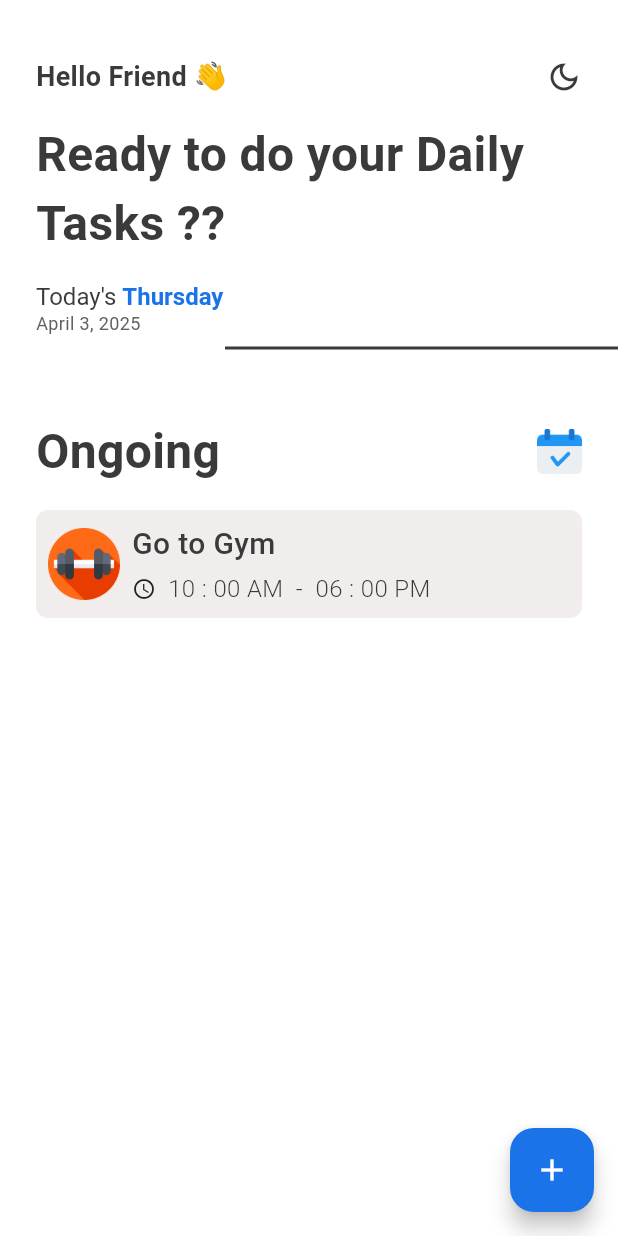
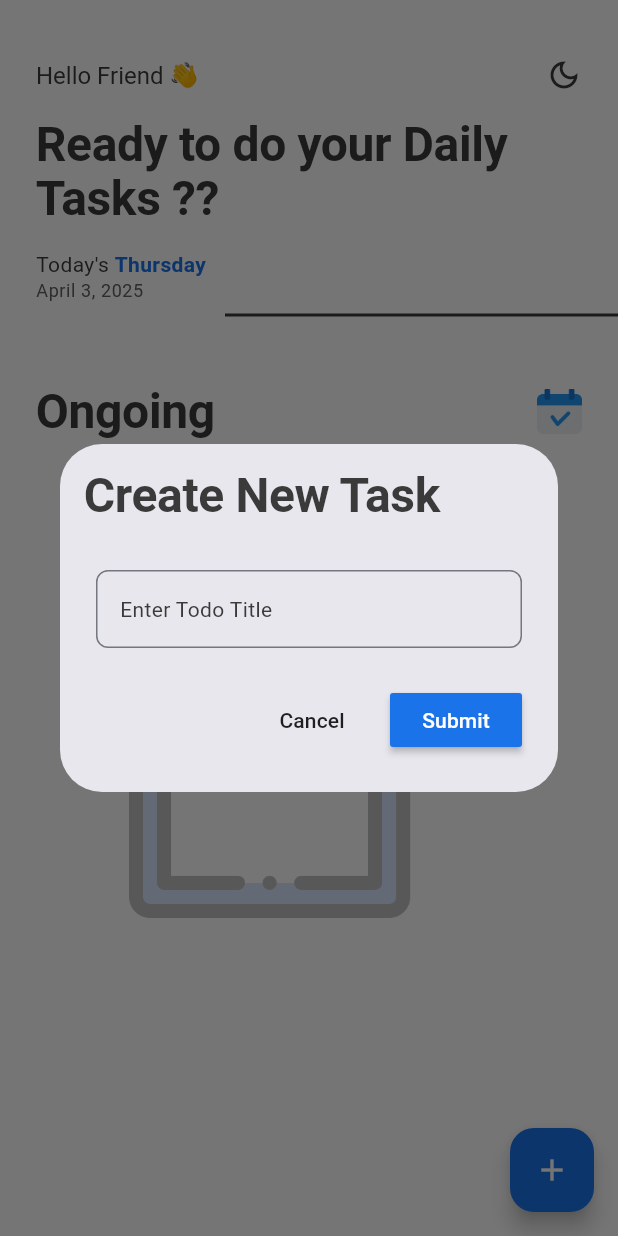
Before and after one commit to yagnesh-pujara/todo_app, a Flutter app: the screen it shows after launch, after a tap on the "add" icon, on a phone screen of 412 x 824 dp. Run offline on Flutter 3.47's test engine with Material 3 defaults, Android fonts, the phone set to English and light mode, and no system bars; our stand-ins replace google_fonts, hive, hive_flutter; accounts and stored records are empty.

Commit message:
Changed Dependencies, Added Hive(Local Database), Provider(State Manage)

```diff
--- /dev/null
+++ b/devtools_options.yaml
@@ -0,0 +1,3 @@
+description: This file stores settings for Dart & Flutter DevTools.
+documentation: https://docs.flutter.dev/tools/devtools/extensions#configure-extension-enablement-states
+extensions:
--- /dev/null
+++ b/lib/database/hive_service.dart
@@ -0,0 +1,55 @@
+import 'package:hive_flutter/hive_flutter.dart';
+import 'package:path_provider/path_provider.dart';
+import 'package:todo_app/models/todo_model.dart';
+
+class HiveService {
+  static final HiveService _instance = HiveService._internal();
+  factory HiveService() => _instance;
+  HiveService._internal();
+
+  late Box<TodoModel> _box;
+
+  //  Initialize Hive
+  Future<void> init() async {
+    final appDocumentDir = await getApplicationDocumentsDirectory();
+    Hive.init(appDocumentDir.path);
+    Hive.registerAdapter(TodoModelAdapter());
+
+    _box = await Hive.openBox<TodoModel>('myDbBox');
+  }
+
+  //  Check if Key Exists
+  bool containsKey(String key) {
+    return _box.containsKey(key);
+  }
+
+  //  Clear All Data
+  Future<void> clearData() async {
+    await _box.clear();
+  }
+
+  //  Close Hive
+  Future<void> close() async {
+    await _box.close();
+  }
+
+  //  Add Data
+  Future<void> addTodo(TodoModel todo) async {
+    await _box.add(todo);
+  }
+
+  //  Update Data
+  Future<void> updateTodo(int index, TodoModel updatedTodo) async {
+    await _box.putAt(index, updatedTodo);
+  }
+
+  //  Delete Data
+  Future<void> deleteTodo(int index) async {
+    await _box.deleteAt(index);
+  }
+
+  //  Select Data
+  List<TodoModel> getAll() {
+    return _box.values.toList();
+  }
+}
--- a/lib/main.dart
+++ b/lib/main.dart
@@ -1,9 +1,19 @@
 import 'package:flutter/material.dart';
+import 'package:provider/provider.dart';
+import 'package:todo_app/database/hive_service.dart';
+import 'package:todo_app/provider/todo_provider.dart';
 import 'package:todo_app/screens/home/home_screen.dart';
-import 'package:todo_app/utils/colors.dart';
+import 'package:todo_app/utils/utils.dart';
 
-void main() {
-  runApp(const MyApp());
+void main() async {
+  WidgetsFlutterBinding.ensureInitialized();
+  await HiveService().init();
+  runApp(
+    ChangeNotifierProvider(
+      create: (context) => TodoProvider(),
+      child: const MyApp(),
+    ),
+  );
 }
 
 class MyApp extends StatelessWidget {
@@ -13,9 +23,7 @@ class MyApp extends StatelessWidget {
   Widget build(BuildContext context) {
     return MaterialApp(
       title: 'Todo App',
-      theme: ThemeData(
-        colorScheme: ColorScheme.fromSeed(seedColor: AppColors.blueColor),
-      ),
+      theme: AppTheme.lightTextTheme,
       home: HomeScreen(),
       debugShowCheckedModeBanner: false,
     );
--- /dev/null
+++ b/lib/models/todo_model.dart
@@ -0,0 +1,22 @@
+import 'dart:convert';
+import 'package:hive/hive.dart';
+
+part 'todo_model.g.dart';
+
+@HiveType(typeId: 1)
+class TodoModel {
+  @HiveField(0)
+  String todoTitle;
+
+  TodoModel({required this.todoTitle});
+
+  factory TodoModel.fromRawJson(String str) =>
+      TodoModel.fromJson(json.decode(str));
+
+  String toRawJson() => json.encode(toJson());
+
+  factory TodoModel.fromJson(Map<String, dynamic> json) =>
+      TodoModel(todoTitle: json["todoTitle"]);
+
+  Map<String, dynamic> toJson() => {"todoTitle": todoTitle};
+}
--- /dev/null
+++ b/lib/provider/todo_provider.dart
@@ -0,0 +1,25 @@
+import 'package:flutter/material.dart';
+import 'package:todo_app/database/hive_service.dart';
+import 'package:todo_app/models/todo_model.dart';
+
+class TodoProvider extends ChangeNotifier {
+  void createTodoTask(String data) {
+    HiveService().addTodo(TodoModel(todoTitle: data));
+    notifyListeners();
+  }
+
+  void deleteTodoTask(int index) {
+    HiveService().deleteTodo(index);
+    notifyListeners();
+  }
+
+  void updateTodoTask(int index, String data) {
+    HiveService().updateTodo(index, TodoModel(todoTitle: data));
+  }
+
+  void deleteAllTodo() {}
+
+  List<TodoModel> getAllTodoTask() {
+    return HiveService().getAll();
+  }
+}
--- a/lib/screens/home/home_screen.dart
+++ b/lib/screens/home/home_screen.dart
@@ -1,7 +1,9 @@
 import 'package:flutter/material.dart';
 import 'package:intl/intl.dart';
-import 'package:todo_app/utils/assets.dart';
-import 'package:todo_app/utils/colors.dart';
+import 'package:provider/provider.dart';
+import 'package:todo_app/models/todo_model.dart';
+import 'package:todo_app/provider/todo_provider.dart';
+import 'package:todo_app/utils/utils.dart';
 import 'package:google_fonts/google_fonts.dart';
 
 class HomeScreen extends StatefulWidget {
@@ -14,19 +16,133 @@ class HomeScreen extends StatefulWidget {
 class _HomeScreenState extends State<HomeScreen> {
   final day = DateFormat('EEEE').format(DateTime.now());
   final date = DateFormat('MMMM d, y').format(DateTime.now());
-  final int itemCount = 1;
+  final int itemCount = 0;
+
+  final todoTitleController = TextEditingController();
 
   @override
   void initState() {
-    // TODO: implement initState
     super.initState();
+    readTodo();
+  }
+
+  void createTodo() {
+    showDialog(
+      context: context,
+      builder: (context) {
+        return AlertDialog(
+          titlePadding: EdgeInsets.all(16.0),
+          title: Text(
+            'Create New Task',
+            style: Theme.of(context).textTheme.displayLarge,
+          ),
+          content: SizedBox(
+            width: MediaQuery.sizeOf(context).width,
+            child: TextField(
+              controller: todoTitleController,
+              decoration: InputDecoration(
+                hintText: 'Enter Todo Title',
+                hintStyle: Theme.of(context).textTheme.bodyMedium,
+                border: OutlineInputBorder(
+                  borderSide: BorderSide(color: AppColors.bgColor),
+                  borderRadius: BorderRadius.circular(8.0),
+                ),
+              ),
+              style: Theme.of(context).textTheme.bodyMedium,
+            ),
+          ),
+
+          actions: [
+            MaterialButton(
+              onPressed: () {
+                Navigator.pop(context);
+              },
+              child: Text('Cancel'),
+            ),
+            MaterialButton(
+              onPressed: () {
+                context.read<TodoProvider>().createTodoTask(
+                  todoTitleController.text,
+                );
+                todoTitleController.clear();
+                Navigator.pop(context);
+              },
+              color: AppColors.blueColor,
+              textColor: AppColors.whiteColor,
+              child: Text('Submit'),
+            ),
+          ],
+        );
+      },
+    );
+  }
+
+  void readTodo() {
+    context.read<TodoProvider>().getAllTodoTask();
+  }
+
+  void updateTodo(int index, String data) {
+    final tempController = TextEditingController();
+    tempController.text = data;
+    showDialog(
+      context: context,
+      builder: (context) {
+        return AlertDialog(
+          titlePadding: EdgeInsets.all(16.0),
+          title: Text(
+            'Update Task',
+            style: Theme.of(context).textTheme.displayLarge,
+          ),
+          content: SizedBox(
+            width: MediaQuery.sizeOf(context).width,
+            child: TextField(
+              controller: tempController,
+              decoration: InputDecoration(
+                hintText: 'Enter Todo Title',
+                hintStyle: Theme.of(context).textTheme.bodyMedium,
+                border: OutlineInputBorder(
+                  borderSide: BorderSide(color: AppColors.bgColor),
+                  borderRadius: BorderRadius.circular(8.0),
+                ),
+              ),
+              style: Theme.of(context).textTheme.bodyMedium,
+            ),
+          ),
+
+          actions: [
+            MaterialButton(
+              onPressed: () {
+                Navigator.pop(context);
+              },
+              child: Text('Cancel'),
+            ),
+            MaterialButton(
+              onPressed: () {
+                context.read<TodoProvider>().createTodoTask(
+                  todoTitleController.text,
+                );
+                todoTitleController.clear();
+                Navigator.pop(context);
+              },
+              color: AppColors.blueColor,
+              textColor: AppColors.whiteColor,
+              child: Text('Submit'),
+            ),
+          ],
+        );
+      },
+    );
   }
 
   @override
   Widget build(BuildContext context) {
+    final todoProvider = context.watch<TodoProvider>();
+    List<TodoModel> todoList = todoProvider.getAllTodoTask();
+
     return Scaffold(
       backgroundColor: AppColors.whiteColor,
-      body: Column(
+      body: SingleChildScrollView(
+        child: Column(
           crossAxisAlignment: CrossAxisAlignment.start,
           children: [
             Container(
@@ -41,28 +157,19 @@ class _HomeScreenState extends State<HomeScreen> {
                     children: [
                       Text(
                         'Hello Friend 👋',
-                      style: GoogleFonts.roboto(
-                        textStyle: TextStyle(
+                        style: Theme.of(context).textTheme.titleLarge,
+                      ),
+                      Icon(
+                        Icons.dark_mode_outlined,
                         color: AppColors.blackColor,
-                          fontSize: 18,
-                          fontWeight: FontWeight.w700,
                       ),
-                      ),
-                    ),
-                    Icon(Icons.dark_mode_outlined, color: AppColors.blackColor),
                     ],
                   ),
                   SizedBox(height: 16.0),
 
                   Text(
                     'Ready to do your Daily Tasks ??',
-                  style: GoogleFonts.roboto(
-                    textStyle: TextStyle(
-                      color: AppColors.blackColor,
-                      fontSize: 32,
-                      fontWeight: FontWeight.w700,
-                    ),
-                  ),
+                    style: Theme.of(context).textTheme.displayLarge,
                     softWrap: true,
                     overflow: TextOverflow.clip,
                   ),
@@ -76,22 +183,15 @@ class _HomeScreenState extends State<HomeScreen> {
                           children: [
                             TextSpan(
                               text: 'Today\'s ',
-                            style: GoogleFonts.roboto(
-                              textStyle: TextStyle(
-                                color: AppColors.blackColor,
-                                fontSize: 16,
-                                fontWeight: FontWeight.w400,
-                              ),
-                            ),
+                              style: Theme.of(context).textTheme.bodyMedium,
                             ),
                             TextSpan(
                               text: day,
-                            style: GoogleFonts.roboto(
-                              textStyle: TextStyle(
+                              style: Theme.of(
+                                context,
+                              ).textTheme.bodyMedium?.copyWith(
                                 color: AppColors.blueColor,
-                                fontSize: 16,
-                                fontWeight: FontWeight.w700,
-                              ),
+                                fontWeight: FontWeight.w600,
                               ),
                             ),
                           ],
@@ -102,12 +202,8 @@ class _HomeScreenState extends State<HomeScreen> {
 
                       Text(
                         date,
-                      style: GoogleFonts.roboto(
-                        textStyle: TextStyle(
+                        style: Theme.of(context).textTheme.bodySmall?.copyWith(
                           color: AppColors.geryColor,
-                          fontSize: 12,
-                          fontWeight: FontWeight.w400,
-                        ),
                         ),
                       ),
                     ],
@@ -130,17 +226,15 @@ class _HomeScreenState extends State<HomeScreen> {
                     children: [
                       Text(
                         'Ongoing',
-                      style: GoogleFonts.roboto(
-                        textStyle: TextStyle(
-                          color: AppColors.blackColor,
-                          fontSize: 32,
-                          fontWeight: FontWeight.w700,
-                        ),
-                      ),
+                        style: Theme.of(context).textTheme.displayLarge,
                         softWrap: true,
                         overflow: TextOverflow.clip,
                       ),
-                    Image.asset(Assets.calendarIcon, height: 30, width: 30),
+                      Image.asset(
+                        AppAssets.calendarIcon,
+                        height: 30,
+                        width: 30,
+                      ),
                     ],
                   ),
                   SizedBox(height: 16.0),
@@ -152,31 +246,31 @@ class _HomeScreenState extends State<HomeScreen> {
               margin: const EdgeInsets.only(left: 8.0, right: 8.0),
               padding: const EdgeInsets.symmetric(horizontal: 16.0),
               child:
-                itemCount > 0
+                  todoList.isNotEmpty
                       ? ListView.builder(
                         shrinkWrap: true,
-                      itemCount: itemCount,
+                        physics: NeverScrollableScrollPhysics(),
+                        itemCount: todoList.length,
                         itemBuilder: (context, index) {
-                        return Container(
+                          final todo = todoList[index];
+
+                          return Padding(
+                            padding: const EdgeInsets.all(8.0),
+                            child: Container(
                               padding: EdgeInsets.all(8.0),
                               decoration: BoxDecoration(
                                 borderRadius: BorderRadius.circular(8.0),
-                            boxShadow: [BoxShadow(color: AppColors.bgColor)],
+                                boxShadow: [
+                                  BoxShadow(color: AppColors.bgColor),
+                                ],
                               ),
                               child: Row(
                                 crossAxisAlignment: CrossAxisAlignment.center,
-                            children: [
-                              Image.asset(
-                                Assets.gymIcon,
-                                height: 48,
-                                width: 48,
-                              ),
-                              SizedBox(width: 8.0),
-                              Column(
-                                crossAxisAlignment: CrossAxisAlignment.start,
+                                mainAxisAlignment:
+                                    MainAxisAlignment.spaceBetween,
                                 children: [
                                   Text(
-                                    'Go to Gym',
+                                    todoList[index].todoTitle,
                                     style: GoogleFonts.roboto(
                                       textStyle: TextStyle(
                                         color: AppColors.blackColor,
@@ -187,22 +281,48 @@ class _HomeScreenState extends State<HomeScreen> {
                                     softWrap: true,
                                     overflow: TextOverflow.clip,
                                   ),
-                                  SizedBox(height: 4.0),
-
                                   Row(
-                                    crossAxisAlignment:
-                                        CrossAxisAlignment.center,
-                                    mainAxisAlignment: MainAxisAlignment.start,
+                                    mainAxisAlignment: MainAxisAlignment.end,
+                                    crossAxisAlignment: CrossAxisAlignment.end,
                                     children: [
-                                      Icon(Icons.schedule_outlined, size: 16.0),
-                                      SizedBox(width: 8.0),
-                                      Text(
-                                        '10 : 00 AM  -  06 : 00 PM',
-                                        style: GoogleFonts.roboto(
-                                          textStyle: TextStyle(
-                                            color: AppColors.blackColor,
-                                            fontSize: 16,
-                                            fontWeight: FontWeight.w300,
+                                      Container(
+                                        height: 48,
+                                        width: 48,
+                                        decoration: BoxDecoration(
+                                          color: AppColors.blueColor.withValues(
+                                            alpha: 32,
+                                          ),
+                                          borderRadius: BorderRadius.circular(
+                                            8.0,
+                                          ),
+                                        ),
+                                        child: IconButton(
+                                          onPressed: () {},
+                                          icon: Icon(
+                                            Icons.mode_edit_outlined,
+                                            color: AppColors.bgColor,
+                                          ),
+                                        ),
+                                      ),
+                                      const SizedBox(width: 16.0),
+                                      Container(
+                                        height: 48,
+                                        width: 48,
+                                        decoration: BoxDecoration(
+                                          color: AppColors.redColor.withValues(
+                                            alpha: 24,
+                                          ),
+                                          borderRadius: BorderRadius.circular(
+                                            8.0,
+                                          ),
+                                        ),
+                                        child: IconButton(
+                                          onPressed: () {
+                                            todoProvider.deleteTodoTask(index);
+                                          },
+                                          icon: Icon(
+                                            Icons.delete_outline,
+                                            color: AppColors.bgColor,
                                           ),
                                         ),
                                       ),
@@ -210,24 +330,34 @@ class _HomeScreenState extends State<HomeScreen> {
                                   ),
                                 ],
                               ),
-                            ],
                             ),
                           );
                         },
                       )
                       : Center(
+                        child: Container(
+                          margin: const EdgeInsets.symmetric(vertical: 64.0),
                           child: Image.asset(
-                        Assets.noTaskFound,
+                            AppAssets.noTaskFound,
                             height: 240,
                             width: 240,
+                            fit: BoxFit.cover,
                             opacity: AlwaysStoppedAnimation(0.25),
+                          ),
                         ),
                       ),
             ),
           ],
         ),
+      ),
       floatingActionButton: FloatingActionButton(
-        onPressed: () {},
+        onPressed: () {
+          // Navigator.push(
+          //   context,
+          //   MaterialPageRoute(builder: (context) => CreateTodoScreen()),
+          // );
+          createTodo();
+        },
         backgroundColor: AppColors.blueColor,
         foregroundColor: AppColors.whiteColor,
         child: Icon(Icons.add),
--- a/lib/utils/assets.dart
+++ /dev/null
@@ -1,5 +0,0 @@
-class Assets {
-  static final String calendarIcon = 'assets/calendar_icon.png';
-  static final String noTaskFound = 'assets/no_task_found_icon.png';
-  static final String gymIcon = 'assets/gym_icon.png';
-}
--- a/lib/utils/colors.dart
+++ /dev/null
@@ -1,10 +0,0 @@
-import 'dart:ui';
-
-class AppColors {
-
-  static final Color bgColor = Color(0xFFF2EDED);
-  static final Color whiteColor = Color(0xFFFFFFFF);
-  static final Color geryColor = Color(0xFF626262);
-  static final Color blackColor = Color(0xFF3A3A3A);
-  static final Color blueColor = Color(0xFF1A73E9);
-}
--- /dev/null
+++ b/lib/utils/utils.dart
@@ -0,0 +1,68 @@
+import 'package:flutter/material.dart';
+import 'package:google_fonts/google_fonts.dart';
+
+class AppColors {
+  static final Color bgColor = Color(0xFFF2EDED);
+  static final Color whiteColor = Color(0xFFFFFFFF);
+  static final Color geryColor = Color(0xFF626262);
+  static final Color blackColor = Color(0xFF3A3A3A);
+  static final Color blueColor = Color(0xFF1A73E9);
+  static final Color redColor = Color(0xFFE3242B);
+}
+
+class AppAssets {
+  static final String calendarIcon = 'assets/calendar_icon.png';
+  static final String noTaskFound = 'assets/no_task_found_icon.png';
+  static final String gymIcon = 'assets/gym_icon.png';
+}
+
+class AppTheme {
+  static final ThemeData lightTextTheme = ThemeData(
+    colorScheme: ColorScheme.fromSeed(seedColor: AppColors.blueColor),
+    textTheme: TextTheme(
+      displayLarge: AppTextStyles.displayLarge,
+      titleLarge: AppTextStyles.titleLarge,
+      bodyLarge: AppTextStyles.bodyLarge,
+      bodyMedium: AppTextStyles.bodyMedium,
+      bodySmall: AppTextStyles.bodySmall,
+    ),
+  );
+}
+
+class AppTextStyles {
+  static final displayLarge = GoogleFonts.roboto(
+    fontSize: 32,
+    fontWeight: FontWeight.bold,
+    color: AppColors.blackColor,
+  );
+
+  static final displayMedium = GoogleFonts.roboto(
+    fontSize: 22,
+    fontWeight: FontWeight.w600,
+    color: AppColors.blackColor,
+  );
+
+  static final titleLarge = GoogleFonts.roboto(
+    fontSize: 16,
+    color: AppColors.blackColor,
+  );
+
+  static final titleMedium = GoogleFonts.roboto(
+    fontSize: 14,
+    color: AppColors.blackColor,
+  );
+
+  static final bodyLarge = GoogleFonts.roboto(
+    fontSize: 20,
+    fontWeight: FontWeight.w600,
+    color: AppColors.blackColor,
+  );
+  static final bodyMedium = GoogleFonts.roboto(
+    fontSize: 14,
+    color: AppColors.blackColor,
+  );
+  static final bodySmall = GoogleFonts.roboto(
+    fontSize: 12,
+    color: AppColors.blackColor,
+  );
+}
--- a/pubspec.yaml
+++ b/pubspec.yaml
@@ -36,6 +36,10 @@ dependencies:
   cupertino_icons: ^1.0.8
   google_fonts: ^6.2.1
   intl: ^0.20.2
+  provider: ^6.1.4
+  hive: ^2.2.3
+  hive_flutter: ^1.1.0
+  path_provider: ^2.1.5
 
 dev_dependencies:
   flutter_test:
@@ -47,6 +51,8 @@ dev_dependencies:
   # package. See that file for information about deactivating specific lint
   # rules and activating additional ones.
   flutter_lints: ^5.0.0
+  hive_generator: ^2.0.1
+  build_runner: ^2.4.15
 
 # For information on the generic Dart part of this file, see the
 # following page: https://dart.dev/tools/pub/pubspec
```
Also changed, not shown: lib/screens/create_todo/components/heading_component.dart (added, +10 -0 lines), lib/screens/create_todo/create_todo_screen.dart (added, +105 -0 lines), lib/models/todo_model.g.dart (added). Lines whose indentation alone changed are shown as unchanged.
